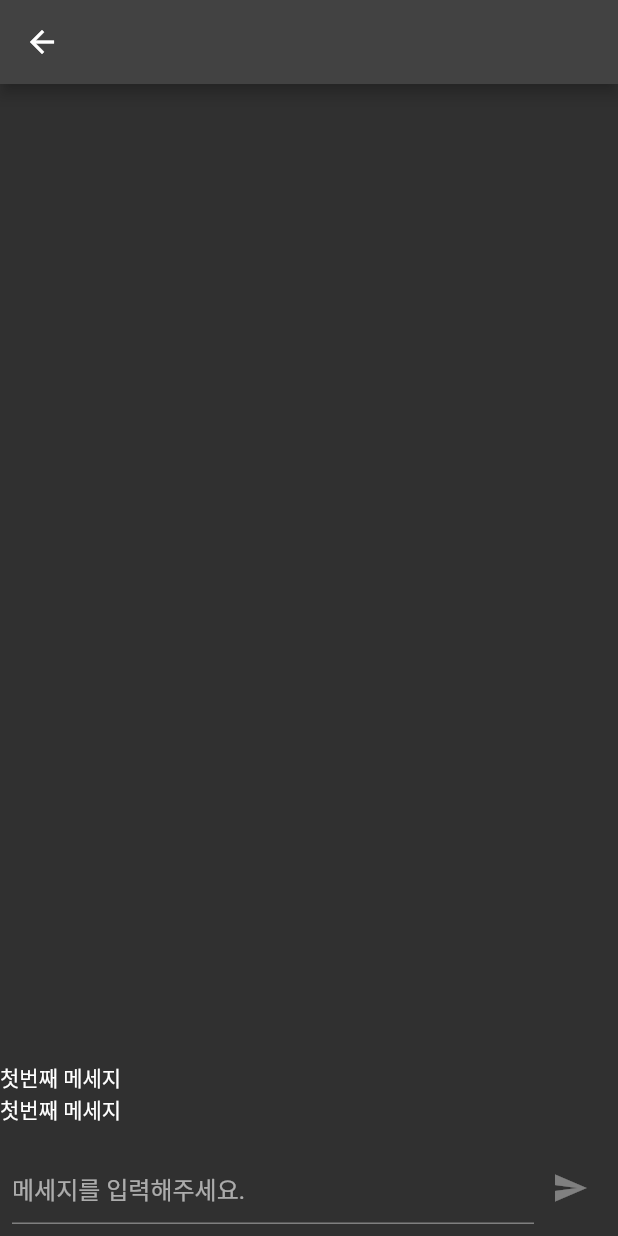
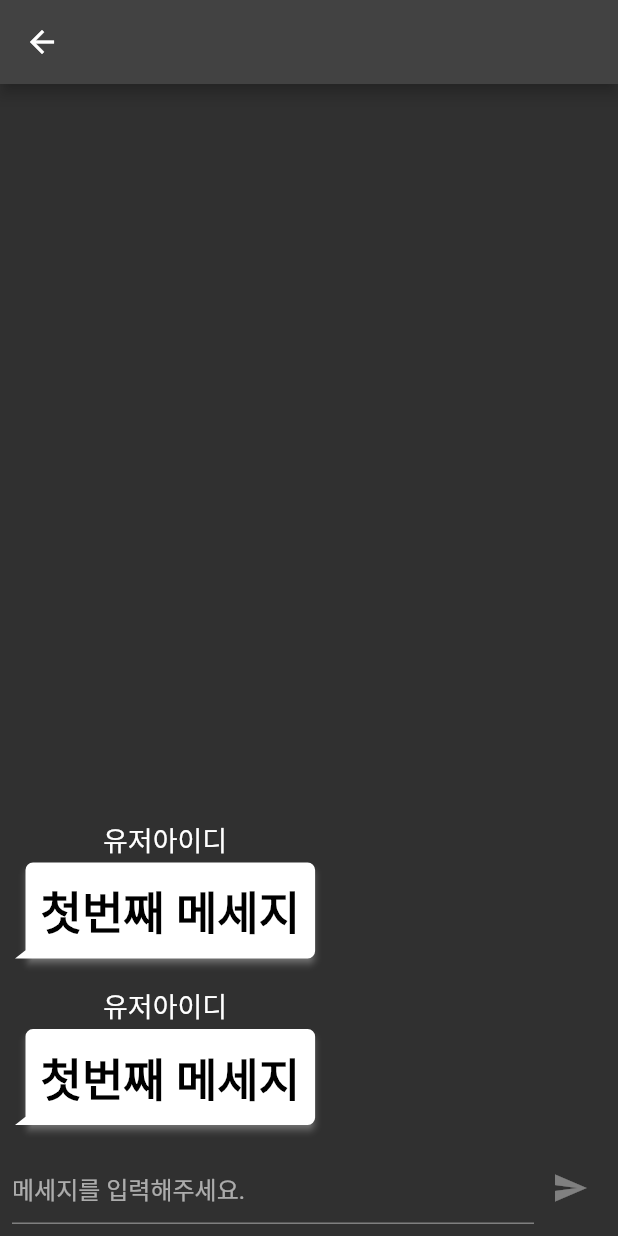
Before and after one commit to kucnea/seemeFlutter, a Flutter app: the ChatDetailPage screen opened directly with empty values, on a phone screen of 412 x 824 dp. Run offline on Flutter 3.47's test engine with Material 2 defaults, Android fonts, the phone set to English and light mode, and no system bars; drawn by our look-alikes of flutter_chat_bubble; our stand-ins replace flutter_signin_button, get, validators.

Commit message:
3 types message bubble

```diff
--- /dev/null
+++ b/lib/chat/chat_cloud.dart
@@ -0,0 +1,77 @@
+import 'package:flutter/material.dart';
+import 'package:flutter_chat_bubble/bubble_type.dart';
+import 'package:flutter_chat_bubble/chat_bubble.dart';
+import 'package:flutter_chat_bubble/clippers/chat_bubble_clipper_1.dart';
+import 'package:flutter_chat_bubble/clippers/chat_bubble_clipper_4.dart';
+
+
+
+class ChatCloud extends StatelessWidget {
+  const ChatCloud(this.message, this.userName, this.isMe, {Key? key}) : super(key: key);
+
+  final String message;
+  final String userName;
+  final bool isMe;
+
+
+  @override
+  Widget build(BuildContext context) {
+    return Row(
+      mainAxisAlignment: isMe? MainAxisAlignment.end : MainAxisAlignment.start,
+      children: [
+        if(isMe)
+          Padding(
+            padding: const EdgeInsets.fromLTRB(0,0,10,0),
+            child: ChatBubble(
+              clipper: ChatBubbleClipper4(type: BubbleType.sendBubble),
+              alignment: Alignment.topRight,
+              margin: EdgeInsets.only(top: 20),
+              backGroundColor: Colors.yellow,
+              child: Container(
+                constraints: BoxConstraints(
+                  maxWidth: MediaQuery.of(context).size.width * 0.7,
+                ),
+                child: Text(
+                  "$message",
+                  style: TextStyle(
+                      color: Colors.black,
+                      fontSize: 30.0,
+                      fontWeight: FontWeight.bold,
+                  ),
+                ),
+              ),
+            ),
+          ),
+        if(!isMe)
+          Padding(
+            padding: const EdgeInsets.fromLTRB(10,0,0,0),
+            child: Column(
+              children:[
+                Padding(padding: EdgeInsets.only(top: 18)),
+                Text("유저아이디",style: TextStyle(color: Colors.white, fontSize: 18.0,),),
+                ChatBubble(
+                  clipper: ChatBubbleClipper4(type: BubbleType.receiverBubble),
+                  alignment: Alignment.topLeft,
+                  margin: EdgeInsets.only(top: 2),
+                  backGroundColor: Colors.white,
+                  child: Container(
+                    constraints: BoxConstraints(
+                      maxWidth: MediaQuery.of(context).size.width * 0.7,
+                    ),
+                    child: Text(
+                      "$message",
+                      style: TextStyle(
+                        color: Colors.black,
+                        fontSize: 30.0,
+                        fontWeight: FontWeight.bold,
+                      ),
+                    ),
+                  ),
+                ),
+              ],
+            ),
+          ),
+      ],
+    );
+  }
+}
--- a/lib/chat/message.dart
+++ b/lib/chat/message.dart
@@ -1,4 +1,5 @@
 import 'package:flutter/material.dart';
+import 'package:seeme/chat/chat_cloud.dart';
 
 class Messages extends StatelessWidget{
 
@@ -13,7 +14,7 @@ class Messages extends StatelessWidget{
                 reverse: true,
                 itemCount: 2,
                 itemBuilder: (context, index){
-                  return Text("첫번째 메세지");
+                  return ChatCloud("첫번째 메세지","유저아이디",false);
                 },
             ),
           )
--- a/pubspec.yaml
+++ b/pubspec.yaml
@@ -38,6 +38,7 @@ dependencies:
     sdk: flutter
   get: ^4.1.4
   validators: ^3.0.0
+  flutter_chat_bubble: ^2.0.0
 
   # The following adds the Cupertino Icons font to your application.
   # Use with the CupertinoIcons class for iOS style icons.
```
Also changed, not shown: lib/chat/chat_cloud_pre.dart (added, +71 -0 lines), lib/chat/chat_cloud_vanila.dart (added, +43 -0 lines), pubspec.lock.
